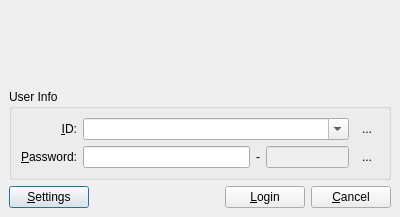
The window that src/gui/login/logindlg.ui (ihehui/HHSharedLibs) describes before a commit, drawn with Qt 5.
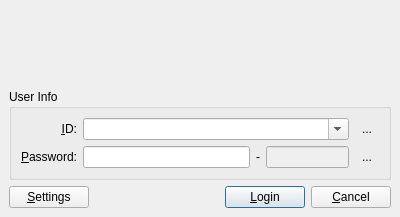
The same window after the commit. Icons and pictures are not drawn.

The edit to the form file:
```diff
--- a/src/gui/login/logindlg.ui
+++ b/src/gui/login/logindlg.ui
@@ -259,6 +259,9 @@
              <property name="text">
               <string>&amp;Settings</string>
              </property>
+             <property name="autoDefault">
+              <bool>false</bool>
+             </property>
             </widget>
            </item>
            <item>
```
Left out of the diff: 11 changed lines with no effect on the pictures.
